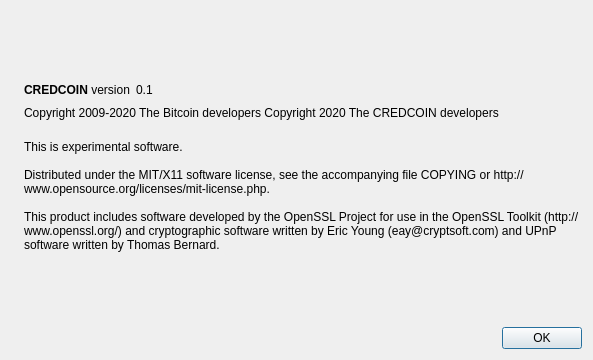
Qt form src/qt/forms/aboutdialog.ui (CREDICOIN/CREDI) before a commit.
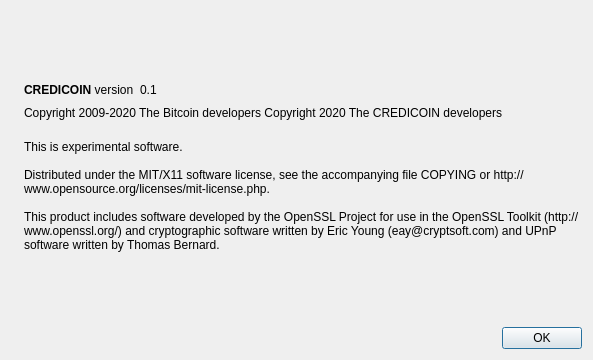
The same form after that commit. Icons and pictures are not drawn.

```diff
--- a/src/qt/forms/aboutdialog.ui
+++ b/src/qt/forms/aboutdialog.ui
@@ -59,7 +59,7 @@
           <cursorShape>IBeamCursor</cursorShape>
          </property>
          <property name="text">
-          <string>&lt;html&gt;&lt;head/&gt;&lt;body&gt;&lt;p&gt;&lt;span style=&quot; font-weight:600;&quot;&gt;CREDCOIN&lt;/span&gt; version&lt;/p&gt;&lt;/body&gt;&lt;/html&gt;</string>
+          <string>&lt;html&gt;&lt;head/&gt;&lt;body&gt;&lt;p&gt;&lt;span style=&quot; font-weight:600;&quot;&gt;CREDICOIN&lt;/span&gt; version&lt;/p&gt;&lt;/body&gt;&lt;/html&gt;</string>
          </property>
          <property name="textInteractionFlags">
           <set>Qt::LinksAccessibleByMouse|Qt::TextSelectableByKeyboard|Qt::TextSelectableByMouse</set>
@@ -102,7 +102,7 @@
        <property name="text">
         <string notr="true">
         Copyright 2009-2020 The Bitcoin developers
-        Copyright  2020 The CREDCOIN developers
+        Copyright  2020 The CREDICOIN developers
         </string>
        </property>
        <property name="textFormat">
```
Left out of the diff: 2 changed lines with no effect on the pictures.
